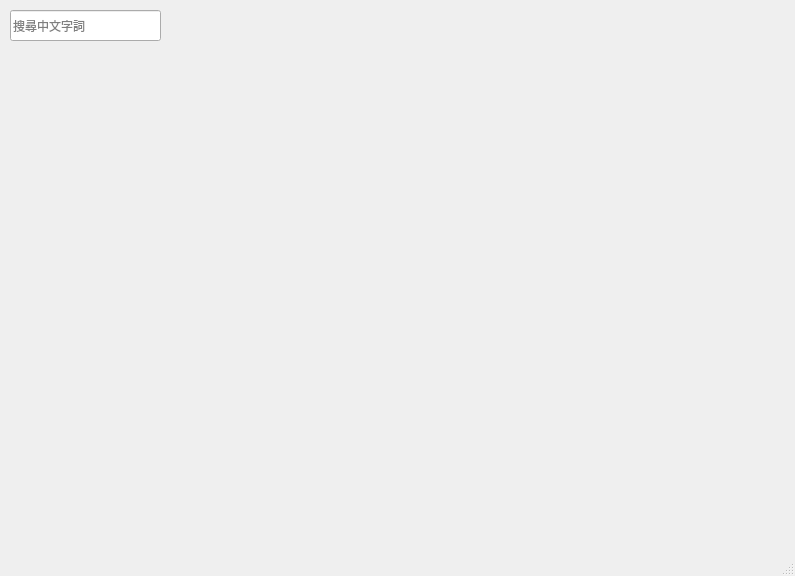
pystander/LiteraPy, file interface.ui: the form before one commit.
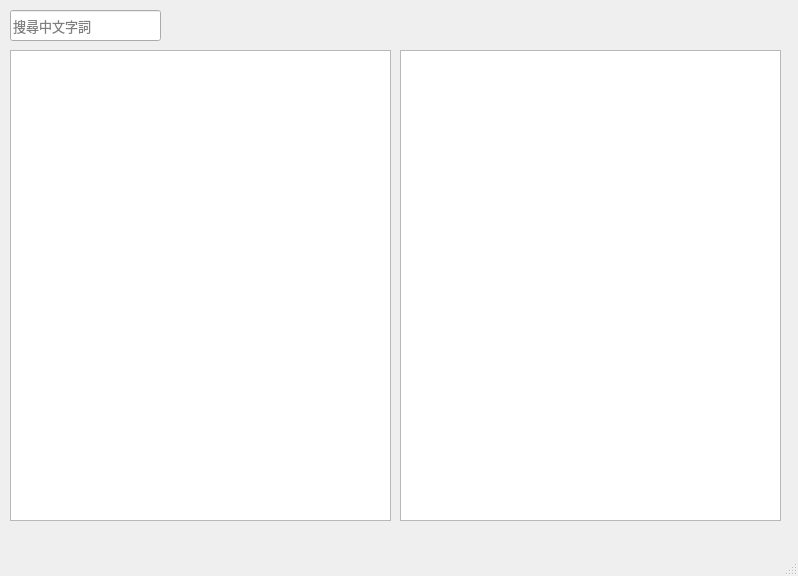
The form after the commit.

What changed in the file:
```diff
--- a/interface.ui
+++ b/interface.ui
@@ -6,7 +6,7 @@
    <rect>
     <x>0</x>
     <y>0</y>
-    <width>795</width>
+    <width>798</width>
     <height>576</height>
    </rect>
   </property>
@@ -14,32 +14,6 @@
    <string>MainWindow</string>
   </property>
   <widget class="QWidget" name="centralwidget">
-   <widget class="QLabel" name="search_label">
-    <property name="geometry">
-     <rect>
-      <x>10</x>
-      <y>50</y>
-      <width>451</width>
-      <height>21</height>
-     </rect>
-    </property>
-    <property name="text">
-     <string/>
-    </property>
-   </widget>
-   <widget class="QLabel" name="adsearch_label">
-    <property name="geometry">
-     <rect>
-      <x>10</x>
-      <y>80</y>
-      <width>451</width>
-      <height>21</height>
-     </rect>
-    </property>
-    <property name="text">
-     <string/>
-    </property>
-   </widget>
    <widget class="QLineEdit" name="input">
     <property name="geometry">
      <rect>
@@ -49,10 +23,48 @@
       <height>31</height>
      </rect>
     </property>
+    <property name="font">
+     <font>
+      <family>Times New Roman</family>
+      <pointsize>10</pointsize>
+     </font>
+    </property>
     <property name="placeholderText">
      <string>搜尋中文字詞</string>
     </property>
    </widget>
+   <widget class="QTextBrowser" name="adsearch_browser">
+    <property name="geometry">
+     <rect>
+      <x>400</x>
+      <y>50</y>
+      <width>381</width>
+      <height>471</height>
+     </rect>
+    </property>
+    <property name="font">
+     <font>
+      <family>Times New Roman</family>
+      <pointsize>10</pointsize>
+     </font>
+    </property>
+   </widget>
+   <widget class="QTextBrowser" name="search_browser">
+    <property name="geometry">
+     <rect>
+      <x>10</x>
+      <y>50</y>
+      <width>381</width>
+      <height>471</height>
+     </rect>
+    </property>
+    <property name="font">
+     <font>
+      <family>Times New Roman</family>
+      <pointsize>10</pointsize>
+     </font>
+    </property>
+   </widget>
   </widget>
   <widget class="QMenuBar" name="menubar">
    <property name="geometry">
```
Left out of the diff: 4 changed lines with no effect on the pictures.
